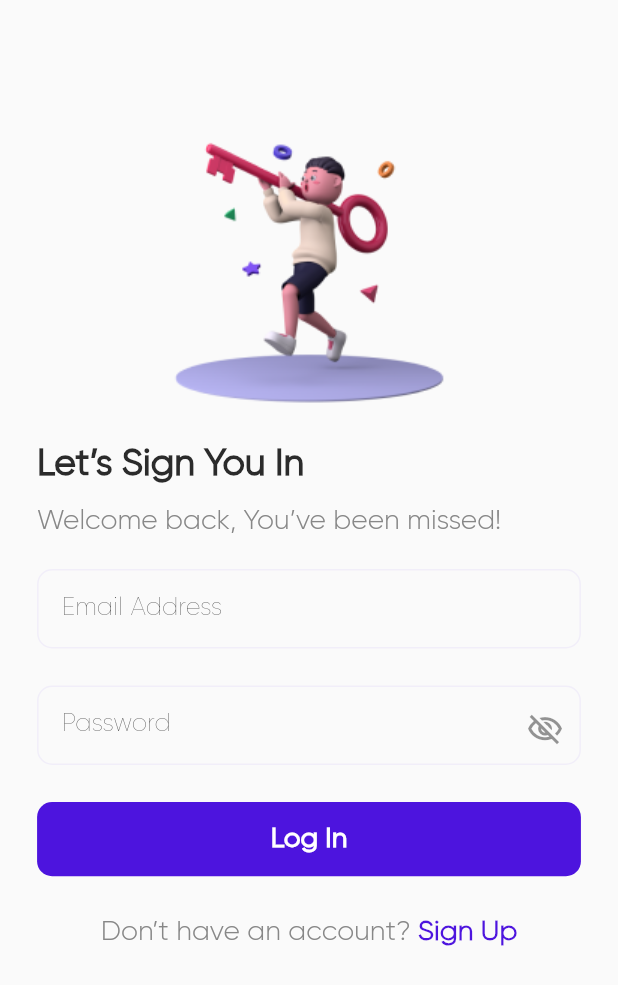
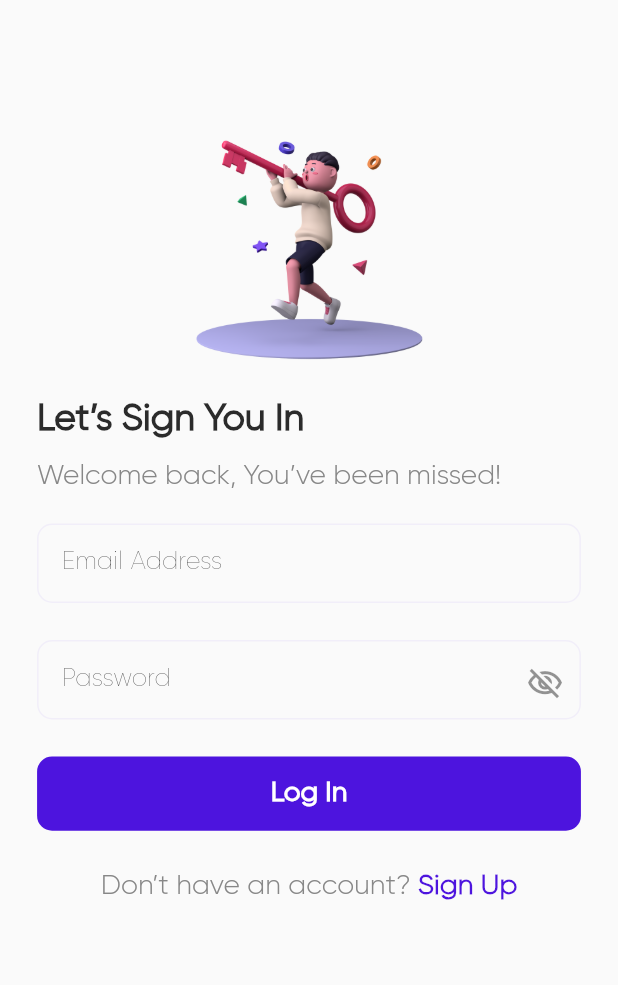
Before and after one commit to ABDULRAHMANBAYO/alerzo-demo, a Flutter app: the screen it shows after launch, on a phone screen of 412 x 824 dp. Shown: the top 985 px of the screen. Run offline on Flutter 3.47's test engine with Material 2 defaults, Android fonts, the phone set to English and light mode, and no system bars; our stand-ins replace flutter_svg; accounts and stored records are empty.

Commit message:
Updated image

```diff
--- a/lib/main.dart
+++ b/lib/main.dart
@@ -11,6 +11,7 @@ class MyApp extends StatelessWidget {
   @override
   Widget build(BuildContext context) {
     return MaterialApp(
+        debugShowCheckedModeBanner: false,
         theme: ThemeData(visualDensity: VisualDensity.adaptivePlatformDensity),
         initialRoute: Routes.initialRoute,
         onGenerateRoute: routes);
--- a/lib/screens/home.dart
+++ b/lib/screens/home.dart
@@ -36,7 +36,8 @@ class _HomeScreenState extends State<HomeScreen> {
             Row(
               children: [
                 Text(StringResources.WELCOME_NAME, style: nameTextStyle(width)),
-                SvgPicture.asset(AssetResources.HAND_EMOJI)
+                SvgPicture.asset(AssetResources.HAND_EMOJI,
+                    height: height * 0.05)
               ],
             ),
             Text(StringResources.INFORMATION,
@@ -52,7 +53,7 @@ class _HomeScreenState extends State<HomeScreen> {
         duration: Duration(milliseconds: _animationDuration),
         padding: EdgeInsets.symmetric(vertical: width * 0.02),
         child: SizedBox(
-          height: width * 0.4,
+          height: width * 0.45,
           child: Card(
             shape: RoundedRectangleBorder(
                 borderRadius: BorderRadius.circular(10.0)),
--- a/lib/screens/login.dart
+++ b/lib/screens/login.dart
@@ -61,7 +61,7 @@ class _LoginScreenState extends State<LoginScreen> {
             child: Column(
               crossAxisAlignment: CrossAxisAlignment.start,
               children: [
-                Center(child: screenImage()),
+                Center(child: screenImage(width)),
                 _welcomeText(),
                 _buildEmailAddress(),
                 _buildPassword(),
--- a/lib/screens/sign_up.dart
+++ b/lib/screens/sign_up.dart
@@ -66,7 +66,7 @@ class _SignUpScreenState extends State<SignUpScreen> {
             child: Column(
               crossAxisAlignment: CrossAxisAlignment.start,
               children: [
-                Center(child: screenImage()),
+                Center(child: screenImage(width)),
                 _welcomeText(),
                 _buildFirstName(),
                 _buildLastName(),
--- a/lib/utils/assets_images.dart
+++ b/lib/utils/assets_images.dart
@@ -1,5 +1,4 @@
 class AssetResources {
-  static const LOGIN_IMG = "assets/images/global/login.svg";
   static const LOGIN_PNG = "assets/images/global/login_one.png";
   static const HAND_EMOJI = "assets/images/global/emoji.svg";
 }
--- a/lib/widget/app_image.dart
+++ b/lib/widget/app_image.dart
@@ -1,4 +1,5 @@
 import 'package:alerzo_demo/utils/assets_images.dart';
-import 'package:flutter/cupertino.dart';
+import 'package:flutter/material.dart';
 
-Widget screenImage() => SizedBox(child: Image.asset(AssetResources.LOGIN_PNG));
+Widget screenImage(width) =>
+    Image.asset(AssetResources.LOGIN_PNG, width: width * 0.4);
```
Also changed, not shown: assets/images/global/login_one.png.
